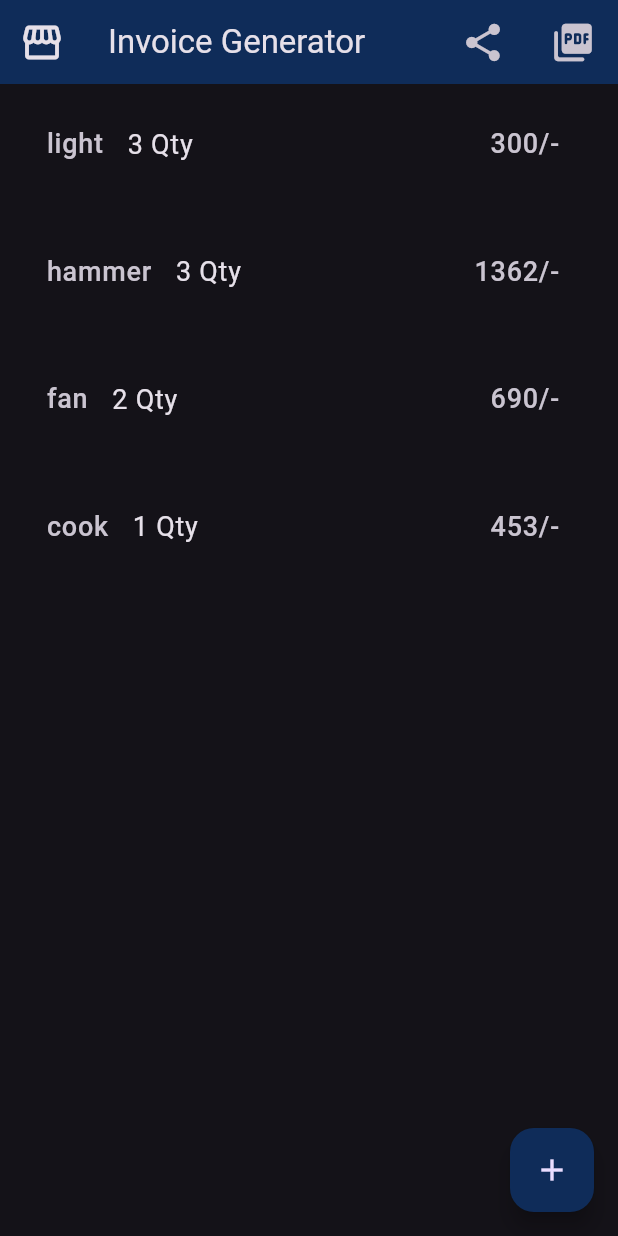
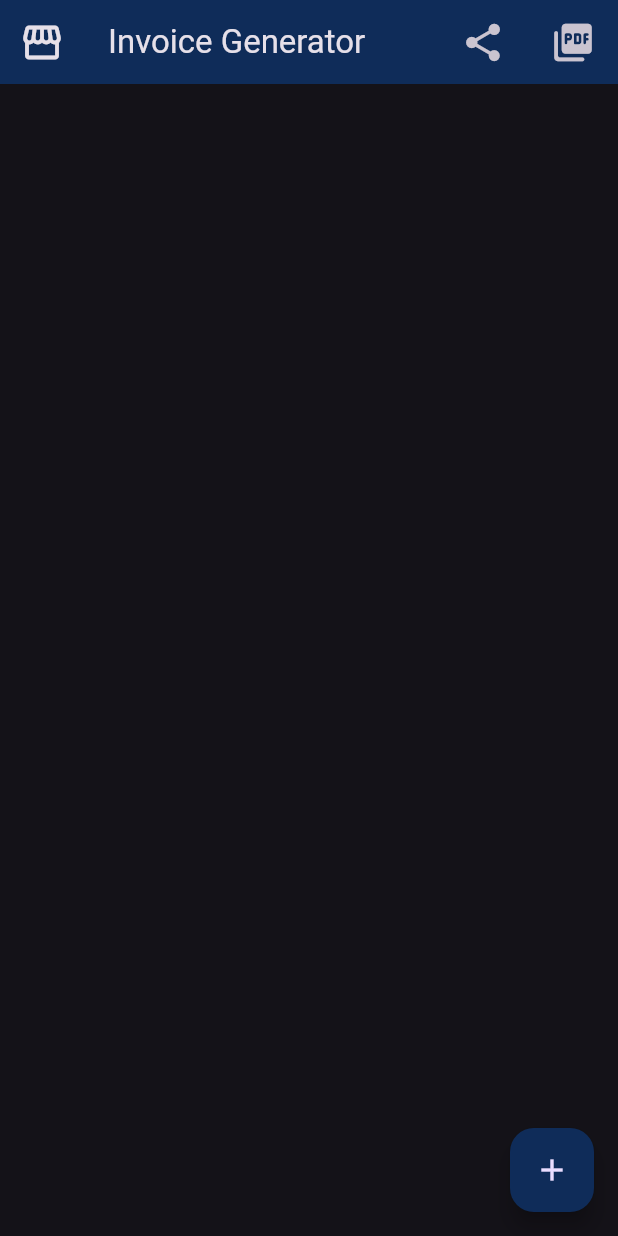
Before and after one commit to Aayush014/invoice_maker_app, a Flutter app: the screen it shows after launch, on a phone screen of 412 x 824 dp. Run offline on Flutter 3.47's test engine with Material 2 defaults, Android fonts, the phone set to English and light mode, and no system bars; our stand-ins replace pdf, printing.

Commit message:
16-10-23

```diff
--- a/lib/Utils/prodectData.dart
+++ b/lib/Utils/prodectData.dart
@@ -1,22 +1,13 @@
 List productName = [
-'light',
-  'hammer',
-  'fan',
-  'cook',
+
 ];
 
 List productQty = [
-3,
-  3,
-  2,
-  1,
+
 ];
 
 List<int> productAmount = [
-300,
-  1362,
-  690,
-  453,
+
 ];
 List customerName = [
  'Aayush'
```
